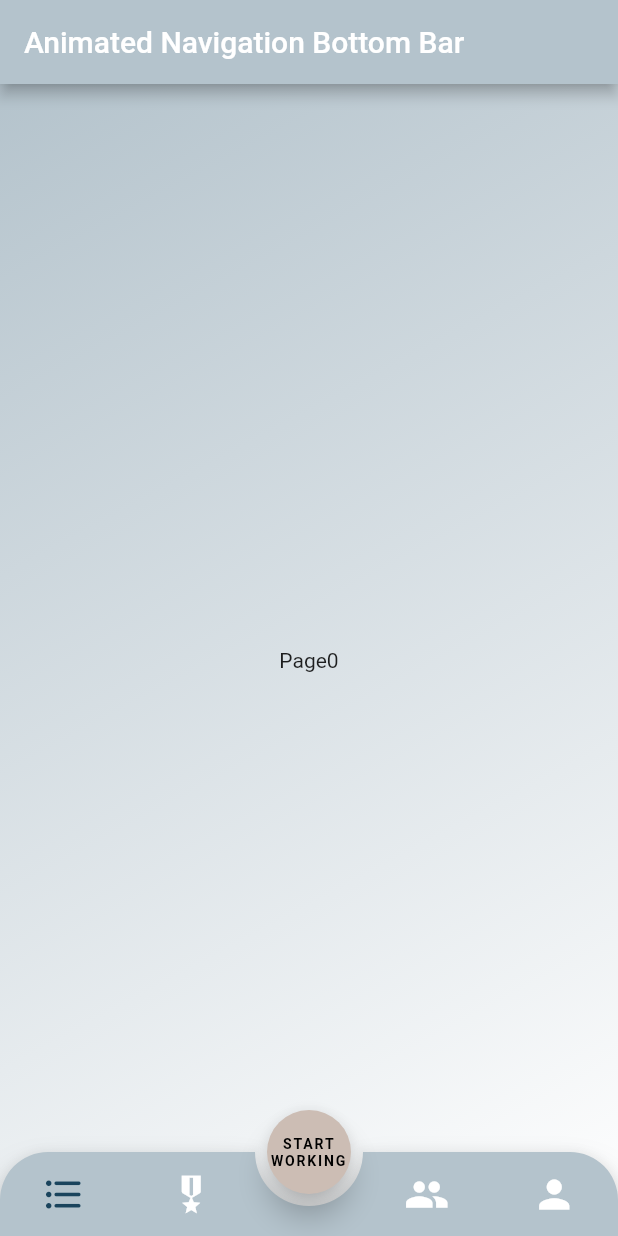
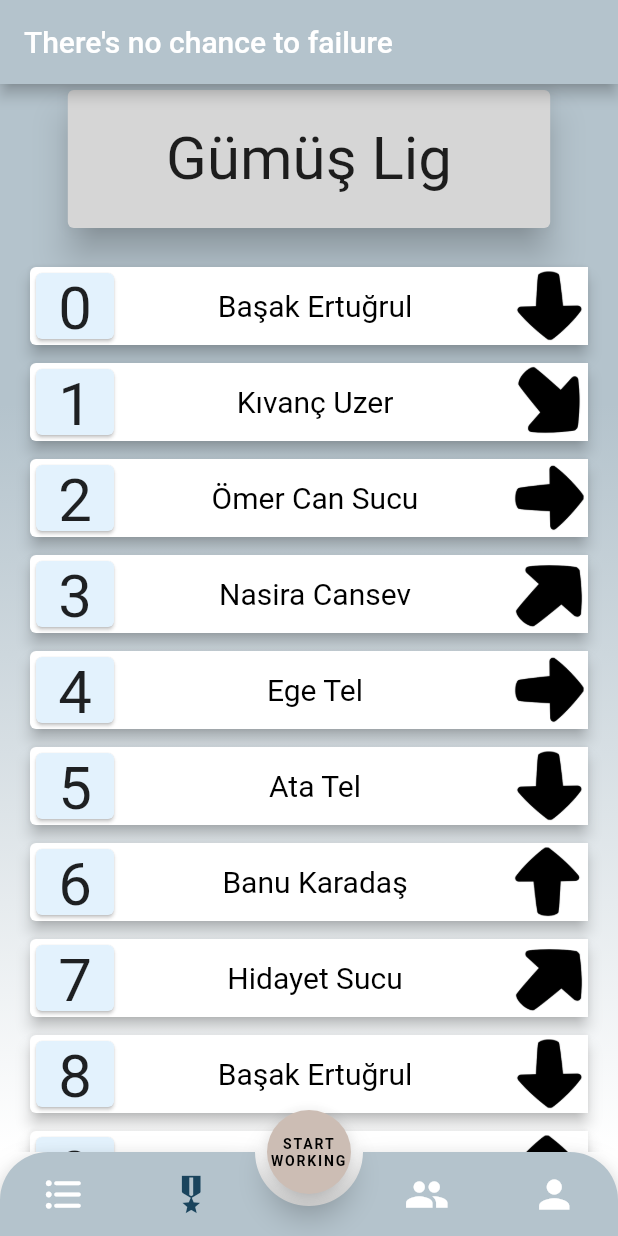
Before and after one commit to basakertugrul/motivasyon, a Flutter app: the screen it shows after launch, on a phone screen of 412 x 824 dp. Run offline on Flutter 3.47's test engine with Material 2 defaults, Android fonts, the phone set to English and light mode, and no system bars; drawn by our look-alikes of animated_bottom_navigation_bar, auto_animated; missing offline and left inert: circular_reveal_animation.

```diff
--- /dev/null
+++ b/lib/list.dart
@@ -0,0 +1,67 @@
+import 'package:flutter/material.dart';
+import 'package:auto_animated/auto_animated.dart';
+import 'package:motivation/main.dart';
+import 'package:motivation/outils.dart';
+
+class LiveListExample extends StatelessWidget {
+  @override
+  Widget build(BuildContext context) => Scaffold(
+        body: SafeArea(
+          child: Container(
+            width: MediaQuery.of(context).size.width,
+            decoration: BoxDecoration(
+                gradient: LinearGradient(
+                    begin: Alignment.topCenter,
+                    end: Alignment.bottomCenter,
+                    stops: [
+                  0.3,
+                  1.0
+                ],
+                    colors: [
+                  HexColor('#B4C3CC'),
+                  HexColor('#ffffff'),
+                ])),
+            child: Column(
+              children: <Widget>[
+                Container(
+                  width: MediaQuery.of(context).size.width * 0.8,
+                  height: 100,
+                  child: Card(
+                    color: Colors.grey[350],
+                    child: Center(
+                      child: Text(
+                        "Gümüş Lig",
+                        style: TextStyle(fontSize: 40),
+                      ),
+                    ),
+                    elevation: 10,
+                  ),
+                ),
+                Expanded(
+                  child: VerticalExample(),
+                ),
+              ],
+            ),
+          ),
+        ),
+      );
+}
+
+//item count list.length olcak
+class VerticalExample extends StatelessWidget {
+  @override
+  Widget build(BuildContext context) => LiveList(
+        showItemInterval: Duration(milliseconds: 80),
+        showItemDuration: Duration(milliseconds: 150),
+        padding: EdgeInsets.all(16),
+        reAnimateOnVisibility: true,
+        scrollDirection: Axis.vertical,
+        itemCount: 40,
+        itemBuilder: animationItemBuilder(
+          (index) => VerticalItem(
+            title: index.toString(),
+          ),
+          padding: EdgeInsets.symmetric(vertical: 2),
+        ),
+      );
+}
--- a/lib/main.dart
+++ b/lib/main.dart
@@ -1,10 +1,11 @@
 import 'dart:async';
-
 import 'package:animated_bottom_navigation_bar/animated_bottom_navigation_bar.dart';
 import 'package:circular_reveal_animation/circular_reveal_animation.dart';
 import 'package:flutter/foundation.dart';
 import 'package:flutter/material.dart';
 import 'package:flutter/services.dart';
+import 'package:motivation/list.dart';
+import 'package:motivation/teams.dart';
 
 void main() => runApp(MyApp());
 
@@ -19,7 +20,7 @@ class MyApp extends StatelessWidget {
         scaffoldBackgroundColor: Colors.white,
         visualDensity: VisualDensity.adaptivePlatformDensity,
       ),
-      home: MyHomePage(title: 'Animated Navigation Bottom Bar'),
+      home: MyHomePage(title: 'There\'s no chance to failure '),
     );
   }
 }
@@ -35,8 +36,18 @@ class MyHomePage extends StatefulWidget {
 
 class _MyHomePageState extends State<MyHomePage>
     with SingleTickerProviderStateMixin {
-  var _bottomNavIndex = 0; //default index of first screen
+  var _bottomNavIndex = 1;
+
+  //default index of first screen
 //GİRİŞ SAYFASINI BURADAN SEÇİYORUZ
+
+  final List<Widget> _children = [
+    Center(child: Text("Page: 1")),
+    LiveListExample(),
+    Center(child: Text("Page: 3")),
+    Teams(),
+  ];
+
   AnimationController _animationController;
   Animation<double> animation;
   CurvedAnimation curve;
@@ -102,13 +113,17 @@ class _MyHomePageState extends State<MyHomePage>
           Container(
               decoration: BoxDecoration(
                   gradient: LinearGradient(
-                      begin: Alignment.topLeft,
-                      end: Alignment.bottomRight,
+                      begin: Alignment.topCenter,
+                      end: Alignment.bottomCenter,
+                      stops: [
+                    0.3,
+                    1.0
+                  ],
                       colors: [
                     HexColor('#B4C3CC'),
                     HexColor('#ffffff'),
                   ])),
-              child: Center(child: Text("Page" + _bottomNavIndex.toString()))),
+              child: _children[_bottomNavIndex]),
       floatingActionButton: ScaleTransition(
         scale: animation,
         child: FloatingActionButton(
--- /dev/null
+++ b/lib/outils.dart
@@ -0,0 +1,180 @@
+import 'package:flutter/material.dart';
+import 'package:motivation/person.dart';
+
+//mape çevirip yükseliş alçalış ona göre icon
+
+class VerticalItem extends StatefulWidget {
+  const VerticalItem({
+    @required this.title,
+    Key key,
+  }) : super(key: key);
+
+  final String title;
+
+  @override
+  _VerticalItemState createState() => _VerticalItemState();
+}
+
+class _VerticalItemState extends State<VerticalItem> {
+  final cardHeight = 60.0;
+
+  final List<Person> peuple = [
+    new Person("Başak Ertuğrul", 3),
+    new Person("Kıvanç Uzer", 4),
+    new Person("Ömer Can Sucu", 2),
+    new Person("Nasira Cansev", 5),
+    new Person("Ege Tel", 2),
+    new Person("Ata Tel", 3),
+    new Person("Banu Karadaş", 1),
+    new Person("Hidayet Sucu", 5),
+    new Person("Başak Ertuğrul", 3),
+    new Person("Kıvanç Uzer", 1),
+    new Person("Ömer Can Sucu", 2),
+    new Person("Nasira Cansev", 3),
+    new Person("Ege Tel", 2),
+    new Person("Ata Tel", 4),
+    new Person("Banu Karadaş", 4),
+    new Person("Hidayet Sucu", 5),
+    new Person("Başak Ertuğrul", 3),
+    new Person("Kıvanç Uzer", 4),
+    new Person("Ömer Can Sucu", 2),
+    new Person("Nasira Cansev", 5),
+    new Person("Ege Tel", 2),
+    new Person("Ata Tel", 3),
+    new Person("Banu Karadaş", 1),
+    new Person("Hidayet Sucu", 5),
+    new Person("Başak Ertuğrul", 3),
+    new Person("Kıvanç Uzer", 4),
+    new Person("Ömer Can Sucu", 2),
+    new Person("Nasira Cansev", 5),
+    new Person("Ege Tel", 2),
+    new Person("Ata Tel", 3),
+    new Person("Banu Karadaş", 1),
+    new Person("Hidayet Sucu", 5),
+    new Person("Başak Ertuğrul", 3),
+    new Person("Kıvanç Uzer", 4),
+    new Person("Ömer Can Sucu", 2),
+    new Person("Nasira Cansev", 5),
+    new Person("Ege Tel", 2),
+    new Person("Ata Tel", 3),
+    new Person("Banu Karadaş", 1),
+    new Person("Hidayet Sucu", 5)
+  ];
+
+  final List<Widget> arrow = [
+    Image(
+      image: AssetImage('assets/arrow1.png'),
+    ),
+    Image(
+      image: AssetImage('assets/arrow2.png'),
+    ),
+    Image(
+      image: AssetImage('assets/arrow3.png'),
+    ),
+    Image(
+      image: AssetImage('assets/arrow4.png'),
+    ),
+    Image(
+      image: AssetImage('assets/arrow5.png'),
+    ),
+  ];
+
+  @override
+  Widget build(BuildContext context) => Container(
+        height: cardHeight,
+        child: Card(
+          elevation: 4,
+          child: Row(
+            children: [
+              Container(
+                width: cardHeight,
+                height: cardHeight,
+                child: Card(
+                  color: Colors.blue[50],
+                  child: Text(
+                    '${widget.title}',
+                    textAlign: TextAlign.center,
+                    style: TextStyle(
+                      fontSize: 40,
+                    ),
+                  ),
+                ),
+              ),
+              Expanded(
+                child: Center(
+                  child: Text(
+                    peuple[int.parse(widget.title)].name,
+                    style: TextStyle(color: Colors.black, fontSize: 20),
+                    textAlign: TextAlign.center,
+                  ),
+                ),
+              ),
+              Align(
+                alignment: Alignment.centerRight,
+                child: arrow[peuple[int.parse(widget.title)].rising - 1],
+              ),
+            ],
+          ),
+        ),
+      );
+}
+
+/// Wrap Ui item with animation & padding
+Widget Function(
+  BuildContext context,
+  int index,
+  Animation<double> animation,
+) animationItemBuilder(
+  Widget Function(int index) child, {
+  EdgeInsets padding = EdgeInsets.zero,
+}) =>
+    (
+      BuildContext context,
+      int index,
+      Animation<double> animation,
+    ) =>
+        FadeTransition(
+          opacity: Tween<double>(
+            begin: 0,
+            end: 1,
+          ).animate(animation),
+          child: SlideTransition(
+            position: Tween<Offset>(
+              begin: Offset(0, -0.1),
+              end: Offset.zero,
+            ).animate(animation),
+            child: Padding(
+              padding: padding,
+              child: child(index),
+            ),
+          ),
+        );
+
+Widget Function(
+  BuildContext context,
+  Animation<double> animation,
+) animationBuilder(
+  Widget child, {
+  double xOffset = 0,
+  EdgeInsets padding = EdgeInsets.zero,
+}) =>
+    (
+      BuildContext context,
+      Animation<double> animation,
+    ) =>
+        FadeTransition(
+          opacity: Tween<double>(
+            begin: 0,
+            end: 1,
+          ).animate(animation),
+          child: SlideTransition(
+            position: Tween<Offset>(
+              begin: Offset(xOffset, 0.1),
+              end: Offset.zero,
+            ).animate(animation),
+            child: Padding(
+              padding: padding,
+              child: child,
+            ),
+          ),
+        );
--- /dev/null
+++ b/lib/person.dart
@@ -0,0 +1,9 @@
+class Person {
+  String name;
+  int rising;
+
+  Person(String name, int rising) {
+    this.name = name;
+    this.rising = rising;
+  }
+}
--- /dev/null
+++ b/lib/teams.dart
@@ -0,0 +1,28 @@
+import 'package:flutter/material.dart';
+import 'package:motivation/main.dart';
+
+class Teams extends StatelessWidget {
+  @override
+  Widget build(BuildContext context) => Scaffold(
+        body: SafeArea(
+          child: Container(
+            width: MediaQuery.of(context).size.width,
+            decoration: BoxDecoration(
+                gradient: LinearGradient(
+                    begin: Alignment.topCenter,
+                    end: Alignment.bottomCenter,
+                    stops: [
+                  0.3,
+                  1.0
+                ],
+                    colors: [
+                  HexColor('#B4C3CC'),
+                  HexColor('#ffffff'),
+                ])),
+            child: Column(
+              children: <Widget>[Text("hi")],
+            ),
+          ),
+        ),
+      );
+}
```
Also changed, not shown: pubspec.yaml (+4 -4 lines), assets/arrow1.png (added), assets/arrow2.png (added), assets/arrow3.png (added), assets/arrow4.png (added), assets/arrow5.png (added), pubspec.lock, 42 other files.
